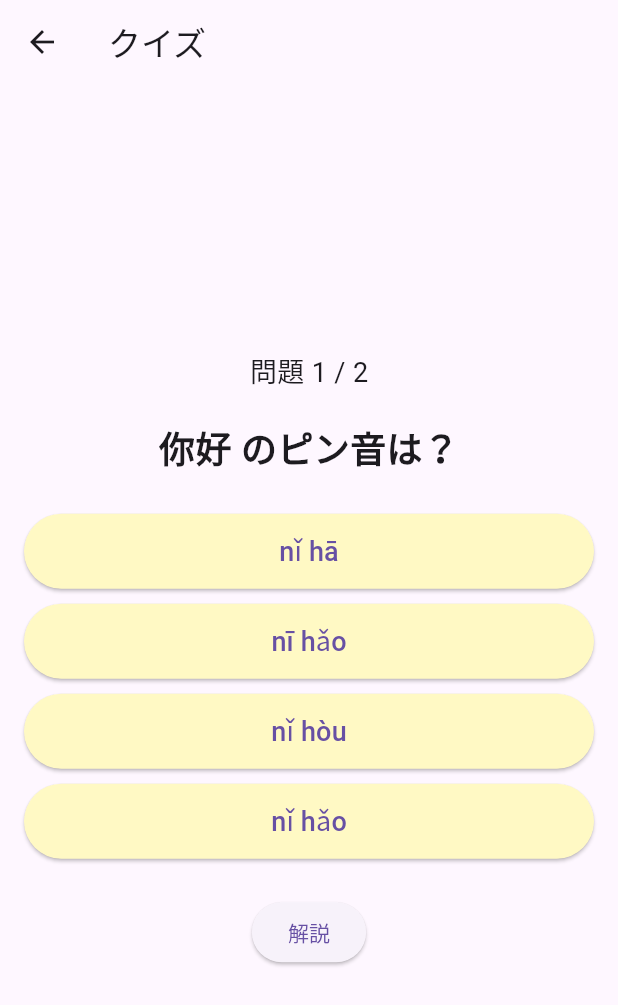
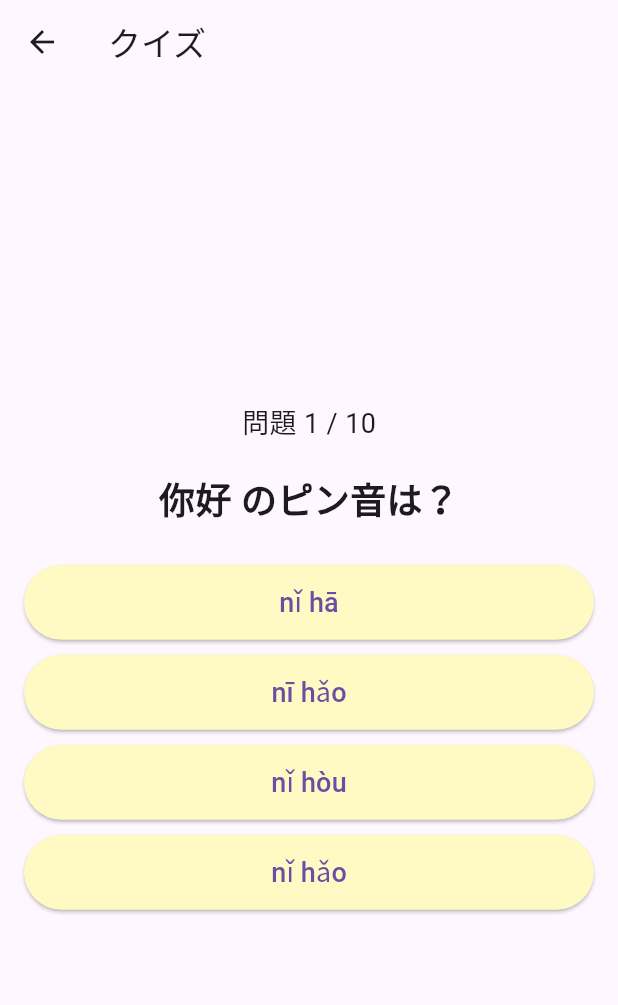
Before and after one commit to TakemuraFumiaki/chinese_quiz, a Flutter app: the QuizScreen screen opened directly, on a phone screen of 412 x 824 dp. Shown: the top 1005 px of the screen. Run offline on Flutter 3.47's test engine with Material 3 defaults, Android fonts, the light colour scheme and no system bars; our stand-ins replace shared_preferences; accounts and stored records are empty.

Commit message:
問題数を10問に変更しました

```diff
--- a/lib/quiz_screen.dart
+++ b/lib/quiz_screen.dart
@@ -15,6 +15,62 @@ final List<Map<String, dynamic>> questions = [
     "options": ["xièxiè", "xiāxiā", "xièxiā", "xiěxiě"],
     "meaning": "ありがとう",
     "example": "谢谢你！（ありがとう！）"
+  },
+  {
+    "question": "早上好 のピン音は？",
+    "correct": "zǎo shàng hǎo",
+    "options": ["zǎo shàng hǎo", "zào shàng hǎo", "zǎo xià hǎo", "zào xià hǎo"],
+    "meaning": "おはよう",
+    "example": "早上好！你今天怎么样？(おはよう！今日はどうですか？)"
+  },
+  {
+    "question": "再见 のピン音は？",
+    "correct": "zàijiàn",
+    "options": ["zàijiàn", "zài jiàn", "zài jiān", "zàī jiàn"],
+    "meaning": "さようなら",
+    "example": "再见！下次见！(さようなら！また会いましょう！)"
+  },
+  {
+    "question": "请问 のピン音は？",
+    "correct": "qǐng wèn",
+    "options": ["qǐng wèn", "qīn wèn", "qǐng wēn", "qīng wèn"],
+    "meaning": "すみません、質問があります",
+    "example": "请问，最近如何？(すみません、最近どうですか？)"
+  },
+  {
+    "question": "对不起 のピン音は？",
+    "correct": "duìbuqǐ",
+    "options": ["duìbuqǐ", "duī bù qǐ", "duì bù qí", "duì bù qī"],
+    "meaning": "ごめんなさい",
+    "example": "对不起，我迟到了。(ごめんなさい、遅れました。)"
+  },
+  {
+    "question": "我很好 のピン音は？",
+    "correct": "wǒ hěn hǎo",
+    "options": ["wǒ hěn hǎo", "wǒ hèn hǎo", "wǒ hěn hāo", "wǒ hěn hāo"],
+    "meaning": "私は元気です",
+    "example": "我很好，谢谢！(私は元気です、ありがとう！)"
+  },
+  {
+    "question": "你吃了吗？ のピン音は？",
+    "correct": "nǐ chī le ma",
+    "options": ["nǐ chī le ma", "nī chī le ma", "nǐ chī mǎ", "nǐ chí le ma"],
+    "meaning": "ご飯を食べましたか？",
+    "example": "你吃了吗？我刚刚吃完。(ご飯を食べましたか？私は今食べ終わりました。)"
+  },
+  {
+    "question": "我爱你 のピン音は？",
+    "correct": "wǒ ài nǐ",
+    "options": ["wǒ ài nǐ", "wǒ āi nǐ", "wǒ ài nī", "wǒ ài nī"],
+    "meaning": "愛してる",
+    "example": "我爱你，一生一世。(私はあなたを愛しています、一生涯。)"
+  },
+  {
+    "question": "妈妈 のピン音は？",
+    "correct": "māmā",
+    "options": ["māmā", "màma", "māma", "mámā"],
+    "meaning": "お母さん",
+    "example": "妈妈，我爱你！(お母さん、私はあなたを愛しています！)"
   },
 ];
 
@@ -79,10 +135,13 @@ class _QuizScreenState extends State<QuizScreen> with SingleTickerProviderStateM
         userAnswer: selectedAnswer,  // ユーザーの回答を渡す
         resultIcon: resultIcon,
         onNext: nextQuestion, // 次の問題に進むためのコールバック
+        correctCount: correctCount, // correctCount を渡す
+        isLastQuestion: currentQuestionIndex == questions.length - 1, // 最後の問題かどうか
       ),
     ),
   );
 }
+
 
   void nextQuestion() {
     setState(() {
@@ -137,24 +196,6 @@ class _QuizScreenState extends State<QuizScreen> with SingleTickerProviderStateM
                     );
                   }).toList(),
                 ),
-                SizedBox(height: 20),
-                // 次へボタンは削除
-                ElevatedButton(
-                  onPressed: () {
-                    Navigator.push(
-                      context,
-                      MaterialPageRoute(
-                        builder: (context) => ExplanationScreen(
-                          question: questions[currentQuestionIndex],
-                          resultIcon: resultIcon,
-                          userAnswer: selectedAnswer, // ユーザーの回答を渡す
-                          onNext: nextQuestion, // 次の問題に進むためのコールバック
-                        ),
-                      ),
-                    );
-                  },
-                  child: Text("解説"),
-                ),
               ],
             ),
           ),
@@ -175,14 +216,22 @@ class _QuizScreenState extends State<QuizScreen> with SingleTickerProviderStateM
   }
 }
 
-// 解説画面
 class ExplanationScreen extends StatelessWidget {
   final Map<String, dynamic> question;
   final String? resultIcon;
   final String? userAnswer;  // ユーザーの回答
   final VoidCallback onNext; // 次の問題に進むためのコールバック
+  final int correctCount; // correctCount を追加
+  final bool isLastQuestion; // 最後の問題かどうかを判定するフラグ
 
-  ExplanationScreen({required this.question, required this.resultIcon, required this.userAnswer, required this.onNext});
+  ExplanationScreen({
+    required this.question,
+    required this.resultIcon,
+    required this.userAnswer,
+    required this.onNext,
+    required this.correctCount, // 必須の引数として追加
+    required this.isLastQuestion, // 最後の問題かどうか
+  });
 
   @override
   Widget build(BuildContext context) {
@@ -192,7 +241,7 @@ class ExplanationScreen extends StatelessWidget {
         child: Padding(
           padding: const EdgeInsets.all(16.0),
           child: Column(
-            crossAxisAlignment: CrossAxisAlignment.start,  // 左寄せに変更
+            crossAxisAlignment: CrossAxisAlignment.start,
             children: [
               Text('質問: ${question["question"]}', style: TextStyle(fontSize: 20)),
               SizedBox(height: 20),
@@ -218,6 +267,20 @@ class ExplanationScreen extends StatelessWidget {
                 },
                 child: Text('次の問題'),
               ),
+              // 最後の問題の場合
+              if (isLastQuestion)
+                ElevatedButton(
+                  onPressed: () {
+                    // 結果を確認するボタンでResultScreenに遷移
+                    Navigator.pushReplacement(
+                      context,
+                      MaterialPageRoute(
+                        builder: (context) => ResultScreen(correctCount: correctCount),
+                      ),
+                    );
+                  },
+                  child: Text('結果を確認する'),
+                ),
             ],
           ),
         ),
--- a/lib/result_screen.dart
+++ b/lib/result_screen.dart
@@ -11,7 +11,7 @@ class ResultScreen extends StatelessWidget {
   Widget build(BuildContext context) {
     int score = correctCount * 10; // 10点 × 正解数
 
-    // テスト結果を保存
+    // テスト結果を履歴に保存
     HistoryManager.saveResult(correctCount);
 
     return Scaffold(
@@ -22,7 +22,7 @@ class ResultScreen extends StatelessWidget {
           children: [
             Text("テスト終了！", style: TextStyle(fontSize: 24)),
             SizedBox(height: 20),
-            Text("正解数: $correctCount / 10", style: TextStyle(fontSize: 20)),
+            Text("正解数: $correctCount / 10", style: TextStyle(fontSize: 20)), // 正解数を10に修正
             Text("スコア: $score 点", style: TextStyle(fontSize: 20)),
             SizedBox(height: 20),
             ElevatedButton(
```
Lines whose indentation alone changed are shown as unchanged.
